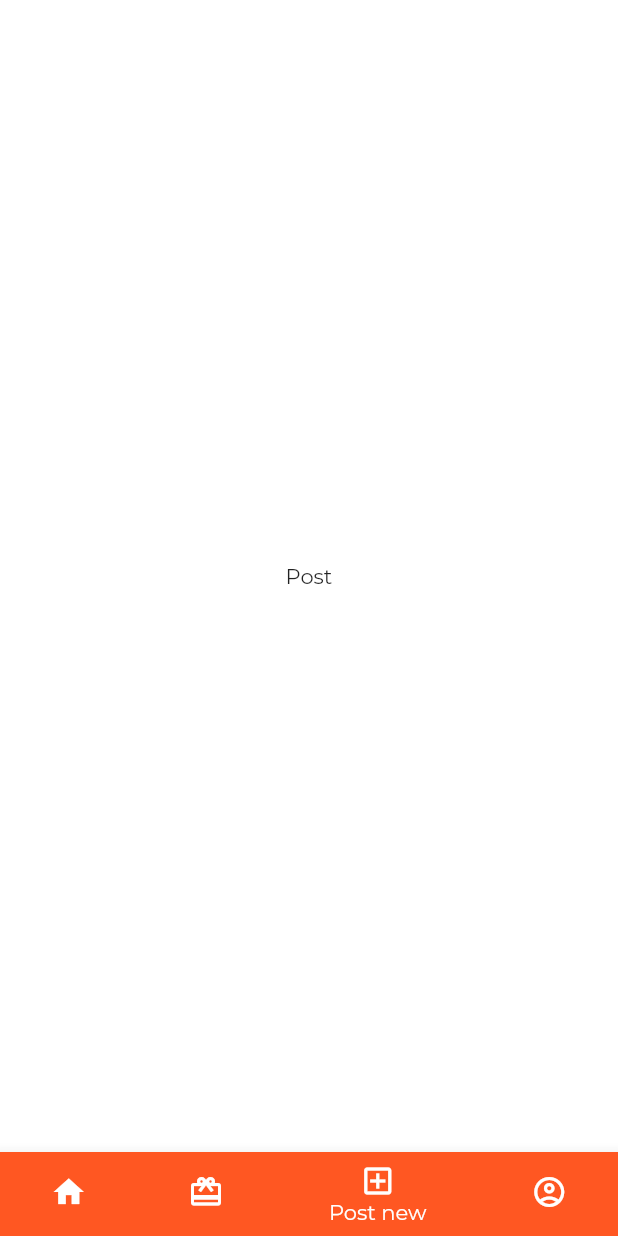
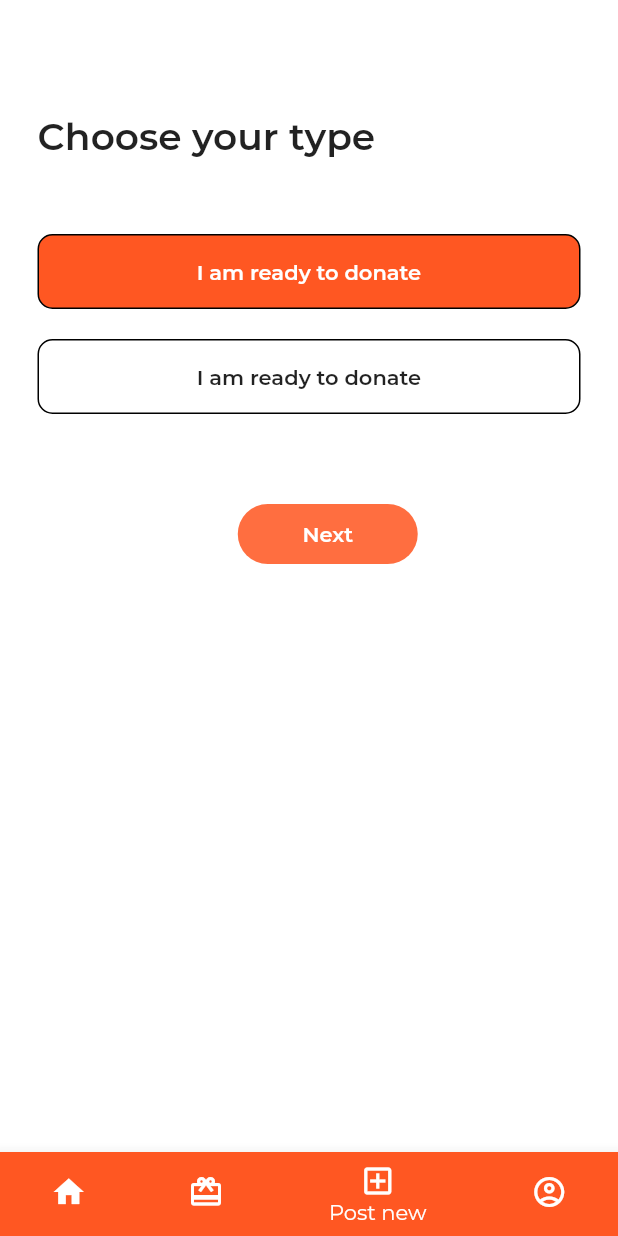
Before and after one commit to The-Developer-Studio/Easy-Donate-Android, a Flutter app: the screen it shows once a user with an empty profile is signed in, item 3 of the bottom bar chosen, on a phone screen of 412 x 824 dp. Run offline on Flutter 3.47's test engine with Material 2 defaults, Android fonts, the phone set to English and light mode, and no system bars; our stand-ins replace firebase_auth, firebase_core, splashscreen; accounts and stored records are empty; project files that could hold a hidden picture were left out.

Commit message:
Post page UI

```diff
--- a/lib/post.dart
+++ b/lib/post.dart
@@ -1,3 +1,4 @@
+import 'package:flutter/cupertino.dart';
 import 'package:flutter/material.dart';
 
 class PostNew extends StatefulWidget {
@@ -6,12 +7,120 @@ class PostNew extends StatefulWidget {
 }
 
 class _PostNewState extends State<PostNew> {
+  Color _containerColor1 = Colors.deepOrange;
+  Color _containerColor2 = Colors.white;
+  Color _containertext1 = Colors.white;
+  Color _containertext2 = Colors.black87;
+  Color _temp, _temp2;
+
+  void changeColor() {
+    setState(() {
+      _temp = _containerColor1;
+      _containerColor1 = _containerColor2;
+      _containerColor2 = _temp;
+
+      _temp2 = _containertext1;
+      _containertext1 = _containertext2;
+      _containertext2 = _temp2;
+    });
+  }
+
   @override
   Widget build(BuildContext context) {
     return Scaffold(
+      appBar: AppBar(
+        backgroundColor: Colors.transparent,
+        elevation: 0,
+      ),
       backgroundColor: Colors.white,
-      body: Center(
-        child: Text('Post'),
+      body: SingleChildScrollView(
+        child: Padding(
+          padding: const EdgeInsets.only(top: 20.0, left: 25),
+          child: Column(
+            // mainAxisAlignment: MainAxisAlignment.start,
+            crossAxisAlignment: CrossAxisAlignment.start,
+            children: [
+              Text(
+                'Choose your type',
+                style: TextStyle(
+                    fontSize: 25,
+                    fontWeight: FontWeight.bold,
+                    color: Colors.black87),
+              ),
+              SizedBox(
+                height: 50,
+              ),
+              Padding(
+                padding: const EdgeInsets.only(right: 25.0),
+                child: GestureDetector(
+                  onTap: changeColor,
+                  child: Container(
+                    width: 500,
+                    decoration: BoxDecoration(
+                      borderRadius: BorderRadius.circular(10),
+                      border: Border.all(),
+                      color: _containerColor1,
+                    ),
+                    height: 50,
+                    child: Center(
+                        child: Text(
+                      'I am ready to donate',
+                      style: TextStyle(
+                          color: _containertext1, fontWeight: FontWeight.bold),
+                    )),
+                  ),
+                ),
+              ),
+              SizedBox(
+                height: 20,
+              ),
+              Padding(
+                padding: const EdgeInsets.only(right: 25.0),
+                child: GestureDetector(
+                  onTap: changeColor,
+                  child: Container(
+                    width: 500,
+                    decoration: BoxDecoration(
+                      borderRadius: BorderRadius.circular(10),
+                      border: Border.all(),
+                      color: _containerColor2,
+                    ),
+                    height: 50,
+                    child: Center(
+                        child: Text(
+                      'I am ready to donate',
+                      style: TextStyle(
+                          color: _containertext2, fontWeight: FontWeight.bold),
+                    )),
+                  ),
+                ),
+              ),
+              SizedBox(
+                height: 60,
+              ),
+              Center(
+                child: Container(
+                  height: 40,
+                  width: 120,
+                  decoration: BoxDecoration(
+                    color: Colors.deepOrangeAccent,
+                    borderRadius: BorderRadius.circular(100),
+                  ),
+                  child: Center(
+                    child: Text(
+                      'Next',
+                      style: TextStyle(
+                          color: Colors.white, fontWeight: FontWeight.bold),
+                    ),
+                  ),
+                ),
+              ),
+              SizedBox(
+                height: 20,
+              ),
+            ],
+          ),
+        ),
       ),
     );
   }
```
